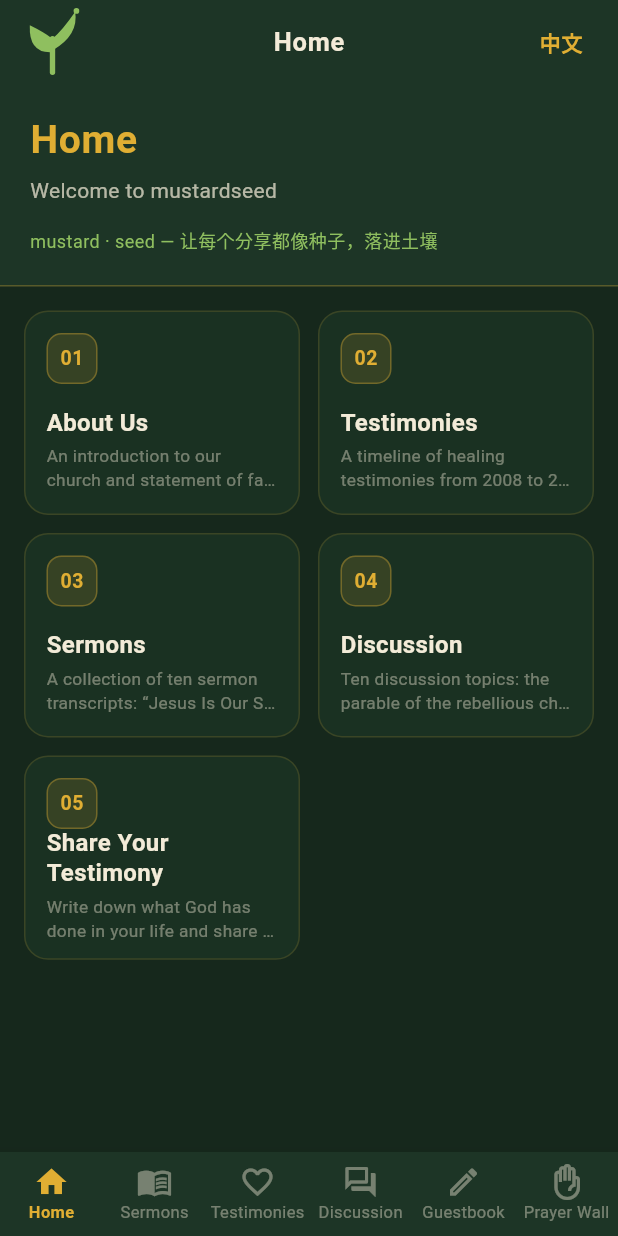
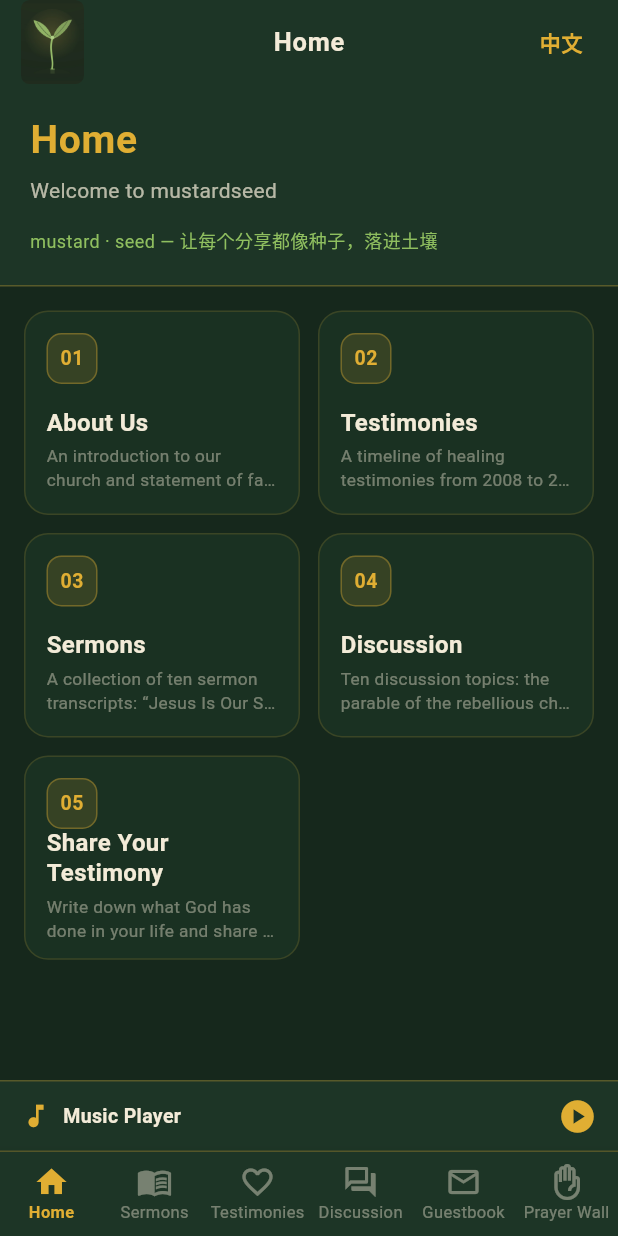
Before and after one commit to harpsvials/mustardseed-app, a Flutter app: the screen it shows after launch, after a tap on "EN", on a phone screen of 412 x 824 dp. Run offline on Flutter 3.47's test engine with Material 3 defaults, Android fonts, the phone set to English and light mode, and no system bars; our stand-ins replace audioplayers, flutter_tts, package_info_plus; network calls fail.

Commit message:
fix: AppBar logo换回原启动图标幼苗(去掉底部弧线)；清洗讲道/见证数据中的<small><strong>HTML标签；留言图标改为信封样式；音乐播放器入口常驻显示

```diff
--- a/app/lib/main.dart
+++ b/app/lib/main.dart
@@ -146,7 +146,7 @@ class _Shell extends StatelessWidget {
         title: Text(titles[tab]),
         leading: const Padding(
           padding: EdgeInsets.only(left: 14),
-          child: SeedlingLogo(size: 26),
+          child: _AppLogo(size: 26),
         ),
         actions: [
           _LangButton(data: data),
@@ -222,7 +222,7 @@ class _BottomNav extends StatelessWidget {
       'sermons' => Icons.menu_book_outlined,
       'testimonies' => Icons.favorite_border,
       'discussion' => Icons.forum_outlined,
-      'guestbook' => Icons.edit_outlined,
+      'guestbook' => Icons.mail_outlined,
       'prayer' => Icons.front_hand_outlined,
       _ => Icons.circle,
     };
@@ -231,7 +231,7 @@ class _BottomNav extends StatelessWidget {
       'sermons' => Icons.menu_book,
       'testimonies' => Icons.favorite,
       'discussion' => Icons.forum,
-      'guestbook' => Icons.edit,
+      'guestbook' => Icons.mail,
       'prayer' => Icons.front_hand,
       _ => Icons.circle,
     };
@@ -244,60 +244,20 @@ class _BottomNav extends StatelessWidget {
 }
 
 /// 小嫩苗 logo（与启动图标一致的幼苗样式，无底部弧线）
-class SeedlingLogo extends StatelessWidget {
+class _AppLogo extends StatelessWidget {
   final double size;
-  const SeedlingLogo({super.key, this.size = 26});
+  const _AppLogo({this.size = 26});
 
   @override
   Widget build(BuildContext context) {
-    return CustomPaint(
-      size: Size.square(size),
-      painter: _SeedlingPainter(AppColors.sprout),
+    return ClipRRect(
+      borderRadius: BorderRadius.circular(size * 0.22),
+      child: Image.asset(
+        'assets/logo.png',
+        width: size,
+        height: size,
+        fit: BoxFit.cover,
+      ),
     );
   }
 }
-
-class _SeedlingPainter extends CustomPainter {
-  final Color color;
-  const _SeedlingPainter(this.color);
-
-  @override
-  void paint(Canvas canvas, Size size) {
-    final w = size.width;
-    final h = size.height;
-    final fill = Paint()
-      ..color = color
-      ..style = PaintingStyle.fill;
-    final stem = Paint()
-      ..color = color
-      ..style = PaintingStyle.stroke
-      ..strokeWidth = w * 0.085
-      ..strokeCap = StrokeCap.round;
-
-    // 茎：从底部向上到叶分叉点
-    canvas.drawLine(Offset(w * .5, h * .86), Offset(w * .5, h * .46), stem);
-
-    // 左叶：从茎部向左上方展开的嫩叶
-    final left = Path()
-      ..moveTo(w * .5, h * .62)
-      ..quadraticBezierTo(w * .12, h * .64, w * .14, h * .30)
-      ..quadraticBezierTo(w * .36, h * .38, w * .5, h * .46)
-      ..close();
-    canvas.drawPath(left, fill);
-
-    // 右叶：从茎部向右上方展开的嫩叶
-    final right = Path()
-      ..moveTo(w * .5, h * .46)
-      ..quadraticBezierTo(w * .66, h * .36, w * .86, h * .14)
-      ..quadraticBezierTo(w * .92, h * .42, w * .5, h * .60)
-      ..close();
-    canvas.drawPath(right, fill);
-
-    // 顶芽：小叶尖上的圆点
-    canvas.drawCircle(Offset(w * .88, h * .13), w * .045, fill);
-  }
-
-  @override
-  bool shouldRepaint(_SeedlingPainter oldDelegate) =>
-      oldDelegate.color != color;
-}
--- a/app/lib/widgets/music_player_bar.dart
+++ b/app/lib/widgets/music_player_bar.dart
@@ -1,5 +1,6 @@
 import 'package:flutter/material.dart';
 import '../theme.dart';
+import '../i18n.dart';
 import '../services/audio_controller.dart';
 
 /// 迷你音乐播放条：悬浮在底部导航上方，跨 Tab 显示
@@ -14,7 +15,44 @@ class MusicPlayerBar extends StatelessWidget {
       animation: audio,
       builder: (context, _) {
         if (!audio.ready && !audio.playing) {
-          return const SizedBox.shrink();
+          // 常驻入口：未播放时显示音乐播放器条，点击打开曲目列表
+          return Material(
+            color: AppColors.bgRaised,
+            child: InkWell(
+              onTap: () => _showTrackList(context),
+              child: Container(
+                padding:
+                    const EdgeInsets.symmetric(horizontal: 14, vertical: 10),
+                decoration: const BoxDecoration(
+                  border: Border(
+                    top: BorderSide(color: AppColors.lineStrong),
+                    bottom: BorderSide(color: AppColors.lineStrong),
+                  ),
+                ),
+                child: Row(
+                  children: [
+                    const Icon(Icons.music_note,
+                        color: AppColors.mustard, size: 20),
+                    const SizedBox(width: 8),
+                    Expanded(
+                      child: Text(
+                        AppLocale.value == 'en'
+                            ? 'Music Player'
+                            : '音乐播放器',
+                        style: const TextStyle(
+                          fontSize: 13,
+                          fontWeight: FontWeight.w600,
+                          color: AppColors.cream,
+                        ),
+                      ),
+                    ),
+                    const Icon(Icons.play_circle,
+                        color: AppColors.mustard, size: 26),
+                  ],
+                ),
+              ),
+            ),
+          );
         }
         final track = audio.current;
         return Material(
@@ -97,11 +135,11 @@ class MusicPlayerBar extends StatelessWidget {
         child: Column(
           mainAxisSize: MainAxisSize.min,
           children: [
-            const Padding(
-              padding: EdgeInsets.all(14),
+            Padding(
+              padding: const EdgeInsets.all(14),
               child: Text(
-                '音乐播放器',
-                style: TextStyle(
+                AppLocale.value == 'en' ? 'Music Player' : '音乐播放器',
+                style: const TextStyle(
                   color: AppColors.cream,
                   fontWeight: FontWeight.w700,
                   fontSize: 16,
--- a/app/pubspec.yaml
+++ b/app/pubspec.yaml
@@ -27,3 +27,4 @@ flutter:
   uses-material-design: true
   assets:
     - assets/appdata.json
+    - assets/logo.png
```
Also changed, not shown: app/assets/appdata.json, app/assets/logo.png (added), appdata/appdata.json.
